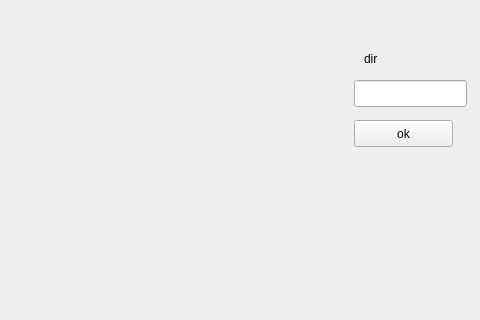
Qt form mainwindow.ui (ZBXArcher/20180106) before a commit; both pictures show x 296 to 776 and y 160 to 480 of the 776 by 480 pixel window.
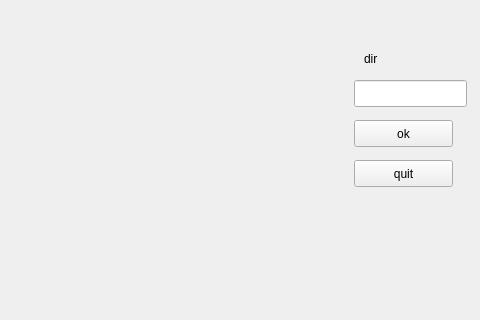
The same form after that commit.

Diff of the .ui file:
```diff
--- a/mainwindow.ui
+++ b/mainwindow.ui
@@ -63,6 +63,19 @@
      <string>dir</string>
     </property>
    </widget>
+   <widget class="QPushButton" name="pushButton">
+    <property name="geometry">
+     <rect>
+      <x>650</x>
+      <y>320</y>
+      <width>99</width>
+      <height>27</height>
+     </rect>
+    </property>
+    <property name="text">
+     <string>quit</string>
+    </property>
+   </widget>
   </widget>
  </widget>
  <layoutdefault spacing="6" margin="11"/>
```
Left out of the diff: 19 changed lines with no effect on the pictures.
